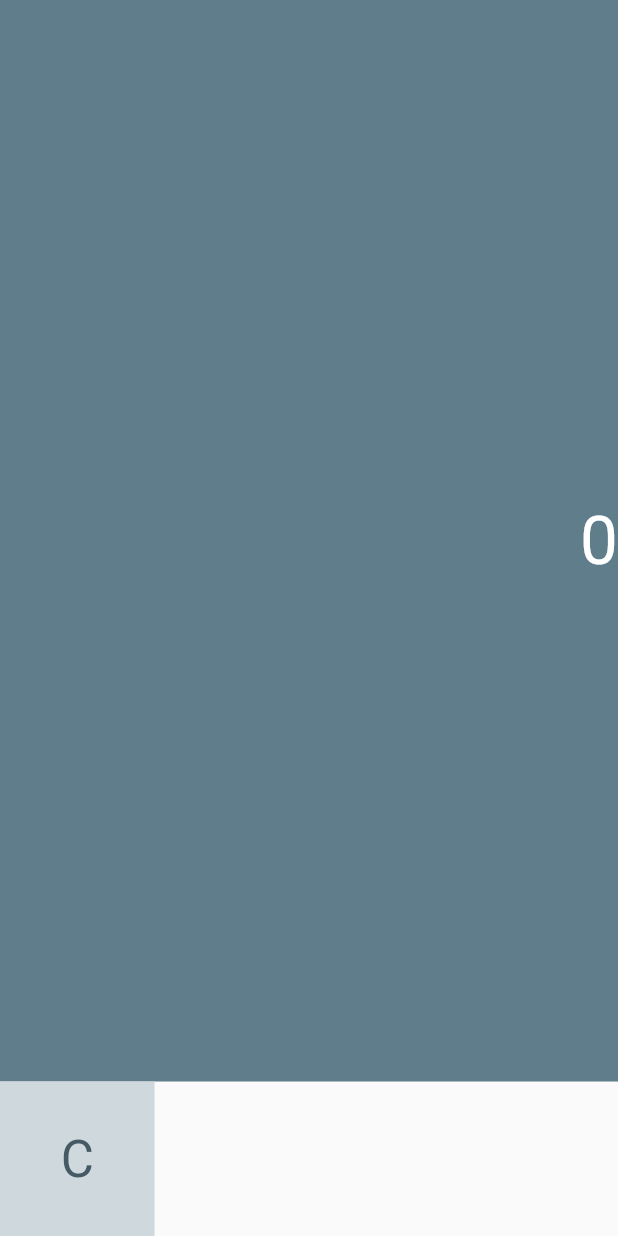
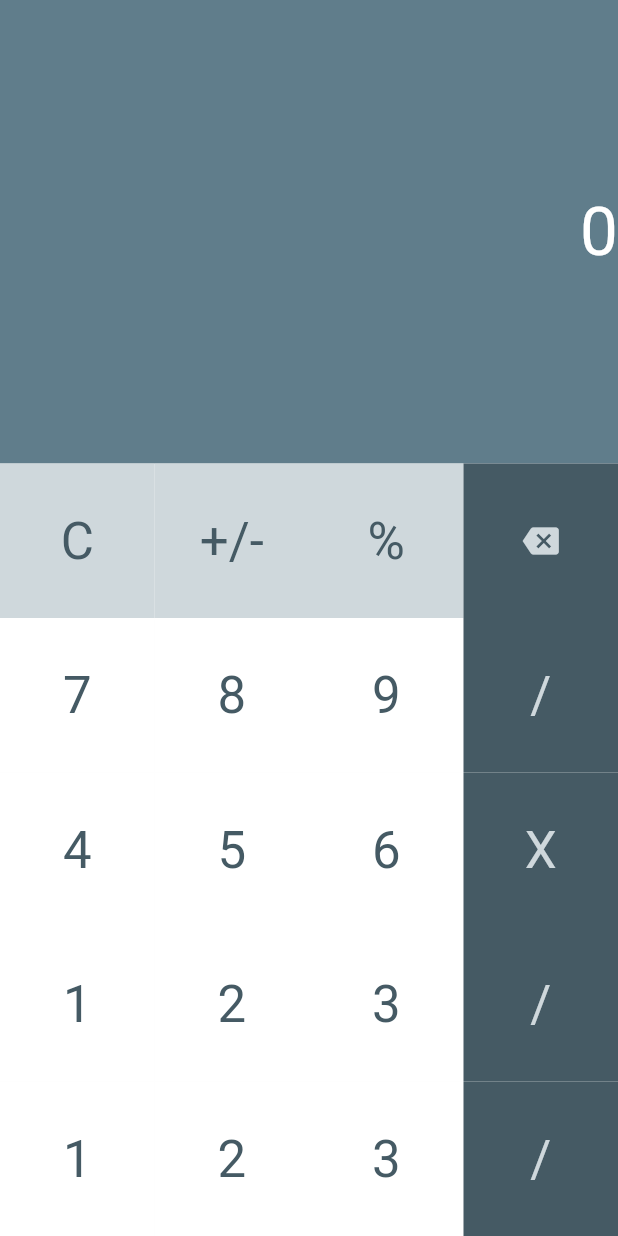
Before and after one commit to mirzayogy/flutter-fundamental, a Flutter app: the screen it shows after launch, on a phone screen of 412 x 824 dp. Run offline on Flutter 3.47's test engine with Material 2 defaults, Android fonts, the phone set to English and light mode, and no system bars; our stand-ins replace font_awesome_flutter, webview_flutter.

Commit message:
a04 custom component

```diff
--- /dev/null
+++ b/a04_custom_component_calculator/lib/calculator_button.dart
@@ -0,0 +1,40 @@
+import "package:flutter/material.dart";
+
+class CalculatorButton extends StatelessWidget {
+  final Color backgroundColor;
+  final Color foregroundColor;
+  final String text;
+  IconData? icon;
+  CalculatorButton({
+    required this.backgroundColor,
+    required this.foregroundColor,
+    required this.text,
+  });
+  CalculatorButton.Icon({
+    required this.backgroundColor,
+    required this.foregroundColor,
+    required this.icon,
+    required this.text,
+  });
+
+  @override
+  Widget build(BuildContext context) {
+    return Container(
+      color: backgroundColor,
+      child: Center(
+        child: icon == null
+            ? Text(
+                text,
+                style: Theme.of(context)
+                    .textTheme
+                    .headline4!
+                    .copyWith(color: foregroundColor),
+              )
+            : Icon(
+                icon,
+                color: foregroundColor,
+              ),
+      ),
+    );
+  }
+}
--- a/a04_custom_component_calculator/lib/main.dart
+++ b/a04_custom_component_calculator/lib/main.dart
@@ -1,3 +1,4 @@
+import 'package:a04_custom_component_calculator/calculator_button.dart';
 import 'package:flutter/material.dart';
 
 void main() {
@@ -48,17 +49,106 @@
             shrinkWrap: true,
             crossAxisCount: 4,
             children: <Widget>[
-              Container(
-                color: Theme.of(context).primaryColorLight,
-                child: Center(
-                  child: Text(
-                    'C',
-                    style: Theme.of(context)
-                        .textTheme
-                        .headline4!
-                        .copyWith(color: Theme.of(context).primaryColorDark),
-                  ),
-                ),
+              CalculatorButton(
+                backgroundColor: Theme.of(context).primaryColorLight,
+                foregroundColor: Theme.of(context).primaryColorDark,
+                text: 'C',
+              ),
+              CalculatorButton(
+                backgroundColor: Theme.of(context).primaryColorLight,
+                foregroundColor: Theme.of(context).primaryColorDark,
+                text: '+/-',
+              ),
+              CalculatorButton(
+                backgroundColor: Theme.of(context).primaryColorLight,
+                foregroundColor: Theme.of(context).primaryColorDark,
+                text: '%',
+              ),
+              CalculatorButton.Icon(
+                backgroundColor: Theme.of(context).primaryColorDark,
+                foregroundColor: Theme.of(context).primaryColorLight,
+                text: 'Backspace',
+                icon: Icons.backspace,
+              ),
+              CalculatorButton(
+                backgroundColor: Colors.white,
+                foregroundColor: Theme.of(context).primaryColorDark,
+                text: '7',
+              ),
+              CalculatorButton(
+                backgroundColor: Colors.white,
+                foregroundColor: Theme.of(context).primaryColorDark,
+                text: '8',
+              ),
+              CalculatorButton(
+                backgroundColor: Colors.white,
+                foregroundColor: Theme.of(context).primaryColorDark,
+                text: '9',
+              ),
+              CalculatorButton(
+                backgroundColor: Theme.of(context).primaryColorDark,
+                foregroundColor: Theme.of(context).primaryColorLight,
+                text: '/',
+              ),
+              CalculatorButton(
+                backgroundColor: Colors.white,
+                foregroundColor: Theme.of(context).primaryColorDark,
+                text: '4',
+              ),
+              CalculatorButton(
+                backgroundColor: Colors.white,
+                foregroundColor: Theme.of(context).primaryColorDark,
+                text: '5',
+              ),
+              CalculatorButton(
+                backgroundColor: Colors.white,
+                foregroundColor: Theme.of(context).primaryColorDark,
+                text: '6',
+              ),
+              CalculatorButton(
+                backgroundColor: Theme.of(context).primaryColorDark,
+                foregroundColor: Theme.of(context).primaryColorLight,
+                text: 'X',
+              ),
+              CalculatorButton(
+                backgroundColor: Colors.white,
+                foregroundColor: Theme.of(context).primaryColorDark,
+                text: '1',
+              ),
+              CalculatorButton(
+                backgroundColor: Colors.white,
+                foregroundColor: Theme.of(context).primaryColorDark,
+                text: '2',
+              ),
+              CalculatorButton(
+                backgroundColor: Colors.white,
+                foregroundColor: Theme.of(context).primaryColorDark,
+                text: '3',
+              ),
+              CalculatorButton(
+                backgroundColor: Theme.of(context).primaryColorDark,
+                foregroundColor: Theme.of(context).primaryColorLight,
+                text: '/',
+              ),
+              CalculatorButton(
+                backgroundColor: Colors.white,
+                foregroundColor: Theme.of(context).primaryColorDark,
+                text: '1',
+              ),
+              CalculatorButton(
+                backgroundColor: Colors.white,
+                foregroundColor: Theme.of(context).primaryColorDark,
+                text: '2',
+              ),
+              CalculatorButton(
+                backgroundColor: Colors.white,
+                foregroundColor: Theme.of(context).primaryColorDark,
+                text: '3',
+              ),
+              CalculatorButton(
+                backgroundColor: Theme.of(context).primaryColorDark,
+                foregroundColor: Theme.of(context).primaryColorLight,
+                text: '/',
               ),
             ],
           ),
```
